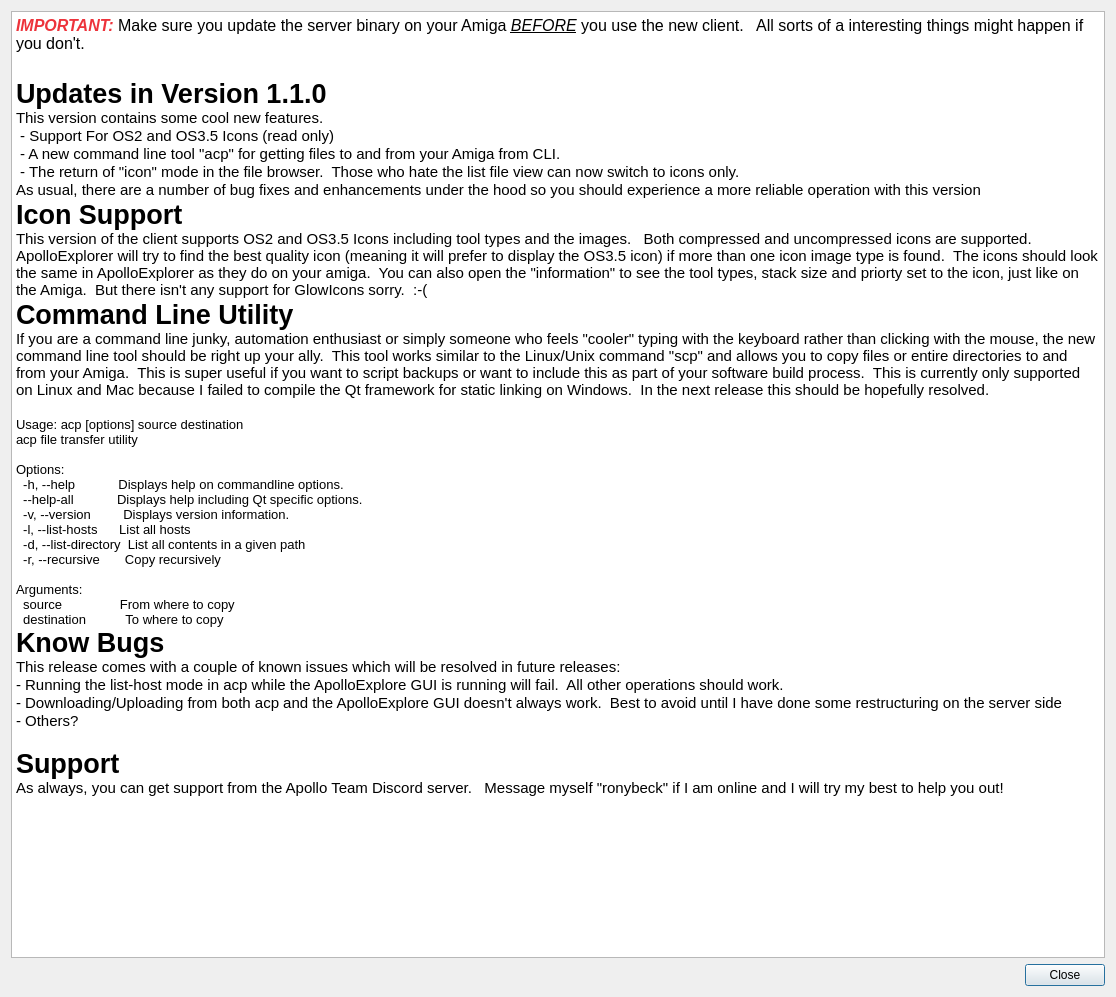
ronybeck/ApolloExplorer, file ApolloExplorerPC/dialogwhatsnew.ui: the form before one commit.
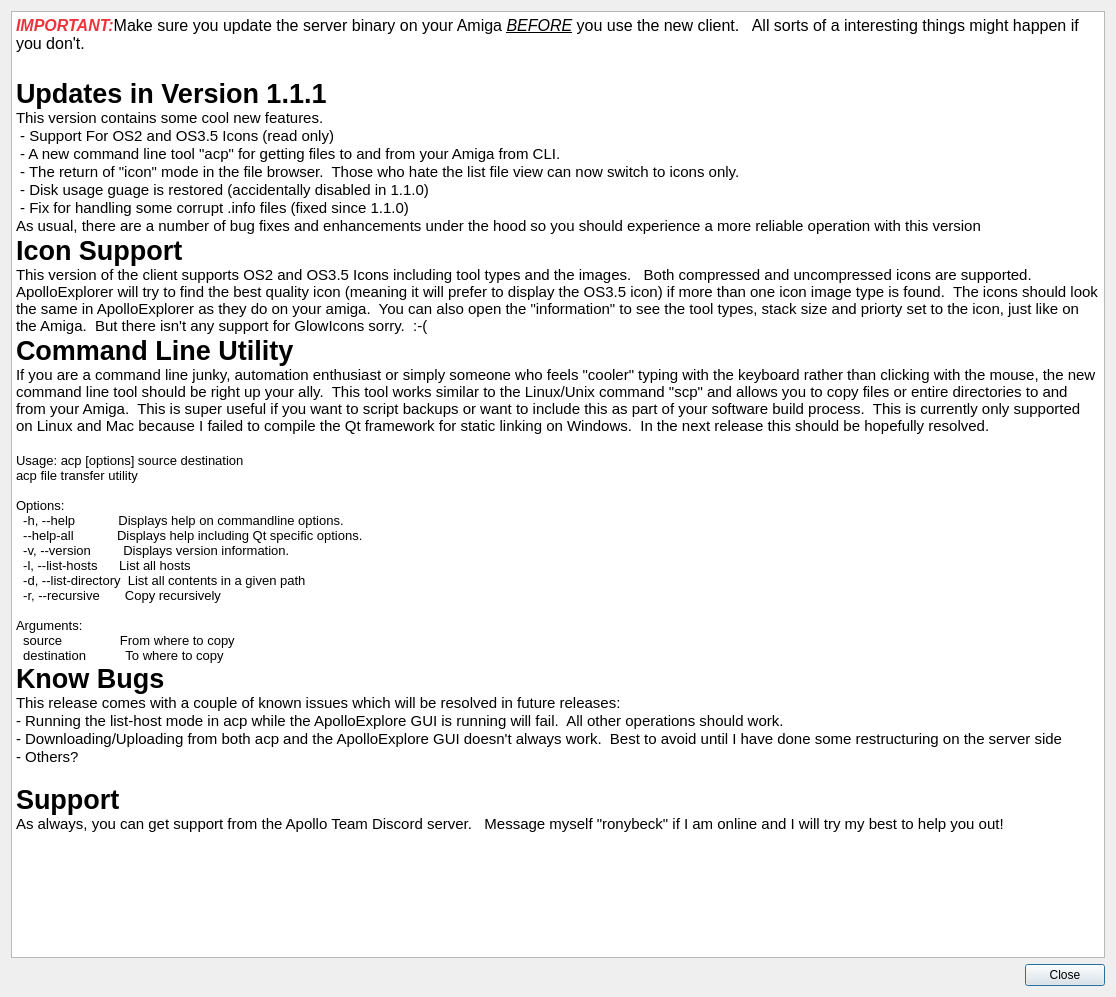
The form after the commit. Icons and pictures are not drawn.

Commit message: - Fixed crash on corrupt .info file (Thanks Tim!) - Restored disk usage guages

What changed in the file:
```diff
--- a/ApolloExplorerPC/dialogwhatsnew.ui
+++ b/ApolloExplorerPC/dialogwhatsnew.ui
@@ -28,13 +28,15 @@
 li.unchecked::marker { content: &quot;\2610&quot;; }
 li.checked::marker { content: &quot;\2612&quot;; }
 &lt;/style&gt;&lt;/head&gt;&lt;body style=&quot; font-family:'Ubuntu'; font-size:11pt; font-weight:400; font-style:normal;&quot;&gt;
-&lt;p style=&quot; margin-top:0px; margin-bottom:0px; margin-left:0px; margin-right:0px; -qt-block-indent:0; text-indent:0px;&quot;&gt;&lt;span style=&quot; font-size:12pt; font-weight:700; font-style:italic; color:#ed333b;&quot;&gt;IMPORTANT:&lt;/span&gt;&lt;span style=&quot; font-size:12pt; color:#ed333b;&quot;&gt; &lt;/span&gt;&lt;span style=&quot; font-size:12pt; color:#000000;&quot;&gt;Make sure you update the server binary on your Amiga &lt;/span&gt;&lt;span style=&quot; font-size:12pt; font-style:italic; text-decoration: underline; color:#000000;&quot;&gt;BEFORE&lt;/span&gt;&lt;span style=&quot; font-size:12pt; color:#000000;&quot;&gt; you use the new client.   All sorts of a interesting things might happen if you don't.&lt;/span&gt;&lt;/p&gt;
+&lt;p style=&quot; margin-top:0px; margin-bottom:0px; margin-left:0px; margin-right:0px; -qt-block-indent:0; text-indent:0px;&quot;&gt;&lt;span style=&quot; font-size:12pt; font-weight:700; font-style:italic; color:#ed333b;&quot;&gt;IMPORTANT:&lt;/span&gt;&lt;span style=&quot; font-size:12pt;&quot;&gt;Make sure you update the server binary on your Amiga &lt;/span&gt;&lt;span style=&quot; font-size:12pt; font-style:italic; text-decoration: underline;&quot;&gt;BEFORE&lt;/span&gt;&lt;span style=&quot; font-size:12pt;&quot;&gt; you use the new client.   All sorts of a interesting things might happen if you don't.&lt;/span&gt;&lt;/p&gt;
 &lt;p style=&quot;-qt-paragraph-type:empty; margin-top:0px; margin-bottom:0px; margin-left:0px; margin-right:0px; -qt-block-indent:0; text-indent:0px; font-size:16pt; text-decoration: underline;&quot;&gt;&lt;br /&gt;&lt;/p&gt;
-&lt;p style=&quot; margin-top:0px; margin-bottom:0px; margin-left:0px; margin-right:0px; -qt-block-indent:0; text-indent:0px;&quot;&gt;&lt;span style=&quot; font-size:20pt; font-weight:700;&quot;&gt;Updates in Version 1.1.0&lt;/span&gt;&lt;/p&gt;
+&lt;p style=&quot; margin-top:0px; margin-bottom:0px; margin-left:0px; margin-right:0px; -qt-block-indent:0; text-indent:0px;&quot;&gt;&lt;span style=&quot; font-size:20pt; font-weight:700;&quot;&gt;Updates in Version 1.1.1&lt;/span&gt;&lt;/p&gt;
 &lt;p style=&quot; margin-top:0px; margin-bottom:0px; margin-left:0px; margin-right:0px; -qt-block-indent:0; text-indent:0px;&quot;&gt;This version contains some cool new features.&lt;/p&gt;
 &lt;p style=&quot; margin-top:0px; margin-bottom:0px; margin-left:0px; margin-right:0px; -qt-block-indent:0; text-indent:0px;&quot;&gt; - Support For OS2 and OS3.5 Icons (read only)&lt;/p&gt;
 &lt;p style=&quot; margin-top:0px; margin-bottom:0px; margin-left:0px; margin-right:0px; -qt-block-indent:0; text-indent:0px;&quot;&gt; - A new command line tool &amp;quot;acp&amp;quot; for getting files to and from your Amiga from CLI.&lt;/p&gt;
 &lt;p style=&quot; margin-top:0px; margin-bottom:0px; margin-left:0px; margin-right:0px; -qt-block-indent:0; text-indent:0px;&quot;&gt; - The return of &amp;quot;icon&amp;quot; mode in the file browser.  Those who hate the list file view can now switch to icons only.&lt;/p&gt;
+&lt;p style=&quot; margin-top:0px; margin-bottom:0px; margin-left:0px; margin-right:0px; -qt-block-indent:0; text-indent:0px;&quot;&gt; - Disk usage guage is restored (accidentally disabled in 1.1.0)&lt;/p&gt;
+&lt;p style=&quot; margin-top:0px; margin-bottom:0px; margin-left:0px; margin-right:0px; -qt-block-indent:0; text-indent:0px;&quot;&gt; - Fix for handling some corrupt .info files (fixed since 1.1.0)&lt;/p&gt;
 &lt;p style=&quot; margin-top:0px; margin-bottom:0px; margin-left:0px; margin-right:0px; -qt-block-indent:0; text-indent:0px;&quot;&gt;As usual, there are a number of bug fixes and enhancements under the hood so you should experience a more reliable operation with this version&lt;/p&gt;
 &lt;p style=&quot; margin-top:0px; margin-bottom:0px; margin-left:0px; margin-right:0px; -qt-block-indent:0; text-indent:0px;&quot;&gt;&lt;img src=&quot;:/images/images/Scanner_Example.png&quot; /&gt;&lt;/p&gt;
 &lt;p style=&quot; margin-top:0px; margin-bottom:0px; margin-left:0px; margin-right:0px; -qt-block-indent:0; text-indent:0px;&quot;&gt;&lt;span style=&quot; font-size:20pt; font-weight:700;&quot;&gt;Icon Support&lt;/span&gt;&lt;/p&gt;
```
The commit also changes 11 other files.
